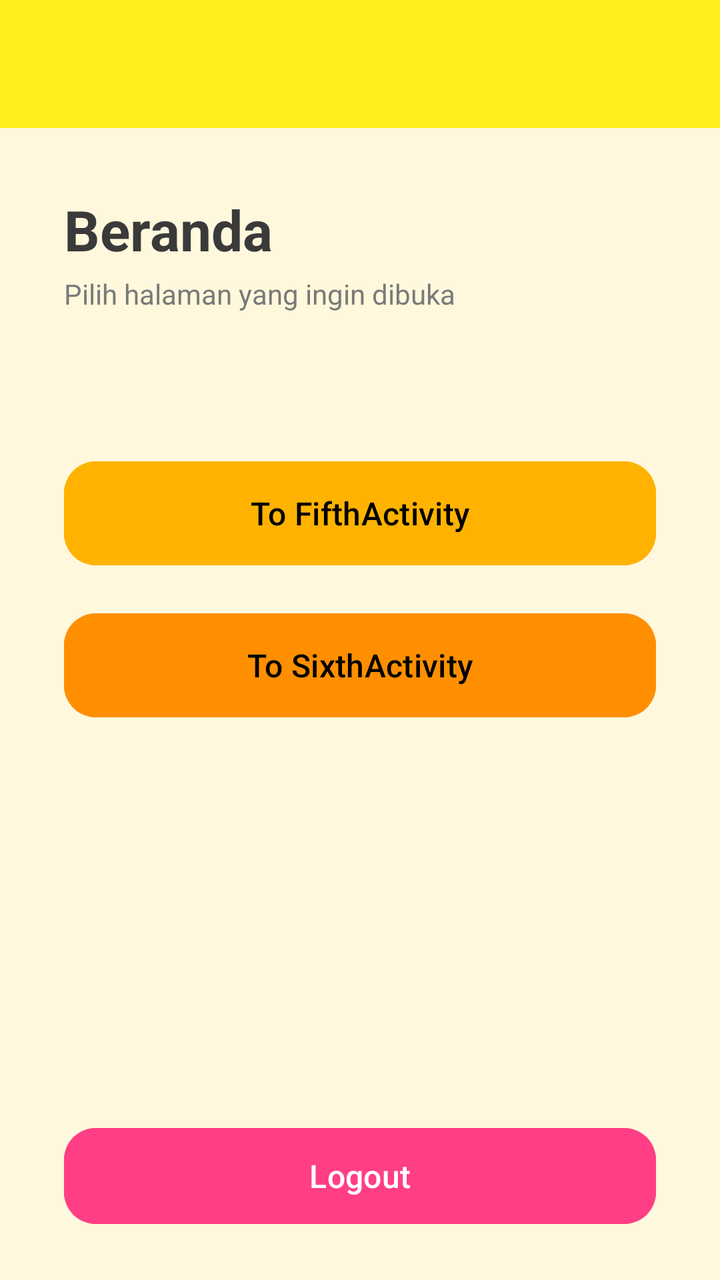
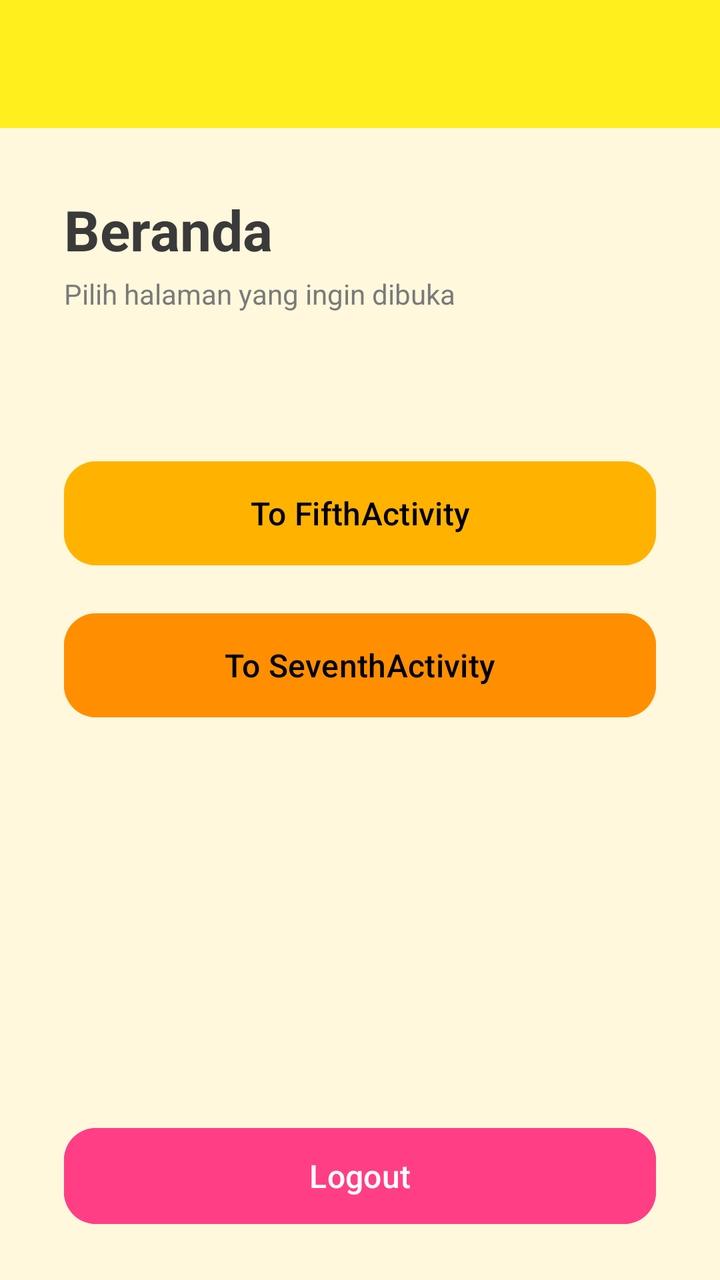

Compare the two renders of this Android layout. The source of the first and the diff that turns it into the second are given below.
<!-- AndroidManifest.xml: application theme Theme.Pluto_Baydella -->
<!-- res/layout/fragment_home.xml -->
<?xml version="1.0" encoding="utf-8"?>
<androidx.constraintlayout.widget.ConstraintLayout xmlns:android="http://schemas.android.com/apk/res/android"
    xmlns:app="http://schemas.android.com/apk/res-auto"
    xmlns:tools="http://schemas.android.com/tools"
    android:layout_width="match_parent"
    android:layout_height="match_parent"
    android:background="#FFF8DC"
    tools:context=".Home.HomeFragment">

    
    <androidx.appcompat.widget.Toolbar
        android:id="@+id/toolbar"
        android:layout_width="0dp"
        android:layout_height="?attr/actionBarSize"
        android:background="#FFEF1D"
        android:elevation="4dp"
        app:layout_constraintEnd_toEndOf="parent"
        app:layout_constraintStart_toStartOf="parent"
        app:layout_constraintTop_toTopOf="parent"
        app:subtitleTextColor="#3A3A3A"
        app:titleTextColor="#000000" />

    
    <TextView
        android:id="@+id/tvTitle"
        android:layout_width="0dp"
        android:layout_height="wrap_content"
        android:layout_marginStart="32dp"
        android:layout_marginTop="32dp"
        android:layout_marginEnd="32dp"
        android:text="Beranda"
        android:textColor="#3A3A3A"
        android:textSize="28sp"
        android:textStyle="bold"
        app:layout_constraintEnd_toEndOf="parent"
        app:layout_constraintStart_toStartOf="parent"
        app:layout_constraintTop_toBottomOf="@+id/toolbar" />

    <TextView
        android:id="@+id/tvSubtitle"
        android:layout_width="0dp"
        android:layout_height="wrap_content"
        android:layout_marginTop="4dp"
        android:text="Pilih halaman yang ingin dibuka"
        android:textColor="#7A7A7A"
        android:textSize="14sp"
        app:layout_constraintEnd_toEndOf="@+id/tvTitle"
        app:layout_constraintStart_toStartOf="@+id/tvTitle"
        app:layout_constraintTop_toBottomOf="@+id/tvTitle" />

    
    <LinearLayout
        android:layout_width="0dp"
        android:layout_height="wrap_content"
        android:layout_marginStart="32dp"
        android:layout_marginEnd="32dp"
        android:orientation="vertical"
        app:layout_constraintBottom_toBottomOf="parent"
        app:layout_constraintEnd_toEndOf="parent"
        app:layout_constraintStart_toStartOf="parent"
        app:layout_constraintTop_toTopOf="parent"
        app:layout_constraintVertical_bias="0.45">

        <Button
            android:id="@+id/btnToFifth"
            android:layout_width="match_parent"
            android:layout_height="60dp"
            android:backgroundTint="#FFB300"
            android:text="To FifthActivity"
            android:textAllCaps="false"
            android:textColor="#000000"
            android:textSize="16sp"
            app:cornerRadius="16dp" />

        <Button
            android:id="@+id/btnToSixth"
            android:layout_width="match_parent"
            android:layout_height="60dp"
            android:layout_marginTop="16dp"
            android:backgroundTint="#FF8F00"
            android:text="To SixthActivity"
            android:textAllCaps="false"
            android:textColor="#000000"
            android:textSize="16sp"
            app:cornerRadius="16dp" />
    </LinearLayout>

    
    <Button
        android:id="@+id/btnLogout"
        android:layout_width="0dp"
        android:layout_height="56dp"
        android:layout_marginStart="32dp"
        android:layout_marginEnd="32dp"
        android:layout_marginBottom="24dp"
        android:backgroundTint="#FF3E85"
        android:text="Logout"
        android:textAllCaps="false"
        android:textColor="#FFFFFF"
        android:textSize="16sp"
        app:cornerRadius="16dp"
        app:layout_constraintBottom_toBottomOf="parent"
        app:layout_constraintEnd_toEndOf="parent"
        app:layout_constraintStart_toStartOf="parent" />

</androidx.constraintlayout.widget.ConstraintLayout>
<!-- resources referenced by this layout -->
<resources>
  <style name="Theme.Pluto_Baydella" parent="Base.Theme.Pluto_Baydella" />
  <style name="Base.Theme.Pluto_Baydella" parent="Theme.Material3.DayNight.NoActionBar">
  
          
  
      </style>
</resources>

<!-- the commit's change to res/layout/fragment_home.xml (unified diff, before → after) -->
@@ -78,7 +78,7 @@
             android:layout_height="60dp"
             android:layout_marginTop="16dp"
             android:backgroundTint="#FF8F00"
-            android:text="To SixthActivity"
+            android:text="To SeventhActivity"
             android:textAllCaps="false"
             android:textColor="#000000"
             android:textSize="16sp"
